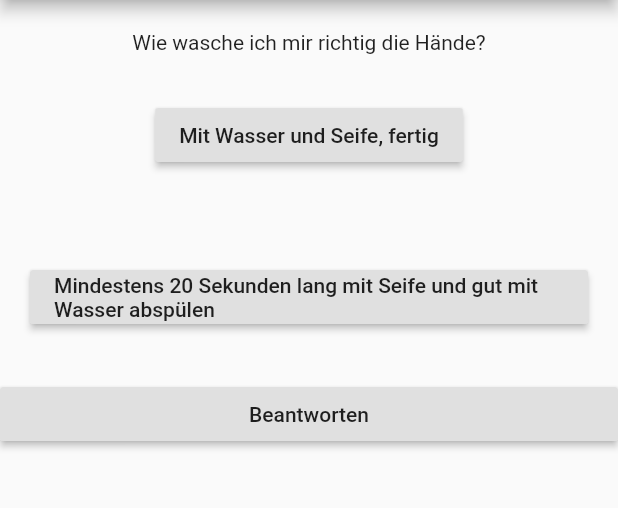
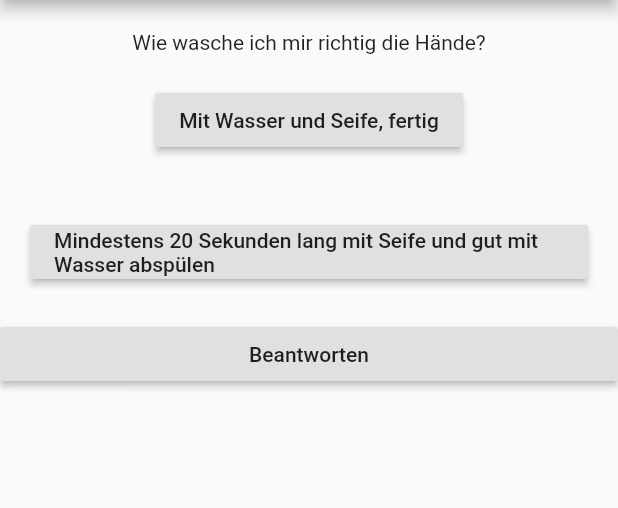
Before and after one commit to suhrmann/Karlorona, a Flutter app: the screen it shows after launch, after a tap on "Go to Quiz!", on a phone screen of 412 x 824 dp, the part 84-592 px from its top. Run offline on Flutter 3.47's test engine with Material 2 defaults, Android fonts, the phone set to English and light mode, and no system bars; our stand-ins replace audioplayers, sqflite; accounts and stored records are empty.

Commit message:
Ich habe die Insest geändert, weil es auf mein Handy besser darstellbar ist. padding: EdgeInsets.only(right: 20, left: 20, top: 20, bottom: 20),

```diff
--- a/lib/quiz/answer.dart
+++ b/lib/quiz/answer.dart
@@ -20,7 +20,7 @@ class _AnswerFormState extends State<AnswerForm> {
     answerButtons = List.generate(
       answers.length,
       (index) => Container(
-        padding: EdgeInsets.only(right: 20, left: 20, top: 30, bottom: 30),
+        padding: EdgeInsets.only(right: 20, left: 20, top: 20, bottom: 20),
         child: RaisedButton(
           child: Text(answers[index]),
           color: _selectedAnswer == index ? _selectedColor : _unselectedColor,
```
